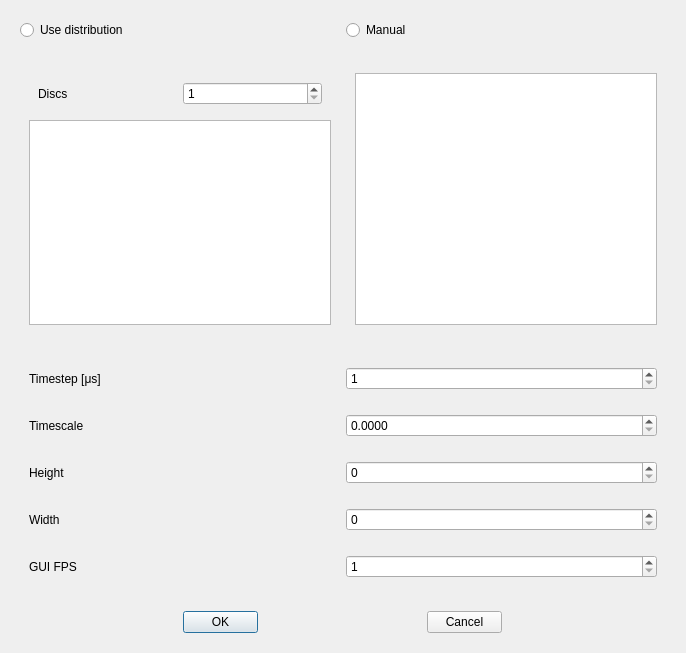
Above: src/lib/gui/dialogs/SetupDialog.ui from yannik131/Cell before the change. Below: the same form after it.
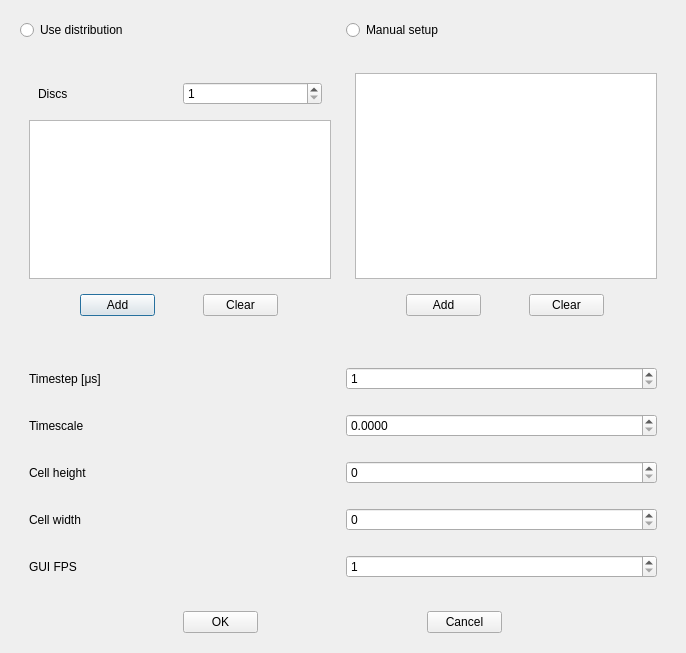
That is the form after the change.

Commit message: simulation context throws different exceptions, setup model uses 2 other models

What changed in the file:
```diff
--- a/src/lib/gui/dialogs/SetupDialog.ui
+++ b/src/lib/gui/dialogs/SetupDialog.ui
@@ -27,7 +27,7 @@
       <item>
        <widget class="QRadioButton" name="radioButton_2">
         <property name="text">
-         <string>Manual</string>
+         <string>Manual setup</string>
         </property>
        </widget>
       </item>
@@ -70,7 +70,45 @@
           </widget>
          </item>
          <item>
-          <widget class="QListView" name="listView_2"/>
+          <widget class="QTableView" name="tableView_2"/>
+         </item>
+         <item>
+          <widget class="QWidget" name="widget_13" native="true">
+           <layout class="QHBoxLayout" name="horizontalLayout_10">
+            <item>
+             <widget class="QPushButton" name="addDistributionEntryPushButton">
+              <property name="minimumSize">
+               <size>
+                <width>0</width>
+                <height>0</height>
+               </size>
+              </property>
+              <property name="maximumSize">
+               <size>
+                <width>75</width>
+                <height>16777215</height>
+               </size>
+              </property>
+              <property name="text">
+               <string>Add</string>
+              </property>
+             </widget>
+            </item>
+            <item>
+             <widget class="QPushButton" name="clearDistributionPushButton">
+              <property name="maximumSize">
+               <size>
+                <width>75</width>
+                <height>16777215</height>
+               </size>
+              </property>
+              <property name="text">
+               <string>Clear</string>
+              </property>
+             </widget>
+            </item>
+           </layout>
+          </widget>
          </item>
         </layout>
        </widget>
@@ -79,7 +117,39 @@
        <widget class="QWidget" name="widget_2" native="true">
         <layout class="QVBoxLayout" name="verticalLayout_3">
          <item>
-          <widget class="QListView" name="listView"/>
+          <widget class="QTableView" name="tableView"/>
+         </item>
+         <item>
+          <widget class="QWidget" name="widget_14" native="true">
+           <layout class="QHBoxLayout" name="horizontalLayout_11">
+            <item>
+             <widget class="QPushButton" name="addDiscPushButton">
+              <property name="maximumSize">
+               <size>
+                <width>75</width>
+                <height>16777215</height>
+               </size>
+              </property>
+              <property name="text">
+               <string>Add</string>
+              </property>
+             </widget>
+            </item>
+            <item>
+             <widget class="QPushButton" name="clearDiscsPushButton">
+              <property name="maximumSize">
+               <size>
+                <width>75</width>
+                <height>16777215</height>
+               </size>
+              </property>
+              <property name="text">
+               <string>Clear</string>
+              </property>
+             </widget>
+            </item>
+           </layout>
+          </widget>
          </item>
         </layout>
        </widget>
@@ -163,7 +233,7 @@
          <item>
           <widget class="QLabel" name="label_6">
            <property name="text">
-            <string>Height</string>
+            <string>Cell height</string>
            </property>
           </widget>
          </item>
@@ -179,7 +249,7 @@
          <item>
           <widget class="QLabel" name="label_4">
            <property name="text">
-            <string>Width</string>
+            <string>Cell width</string>
            </property>
           </widget>
          </item>
```
Left out of the diff: 14 changed lines with no effect on the pictures. The commit also changes 25 other files.
